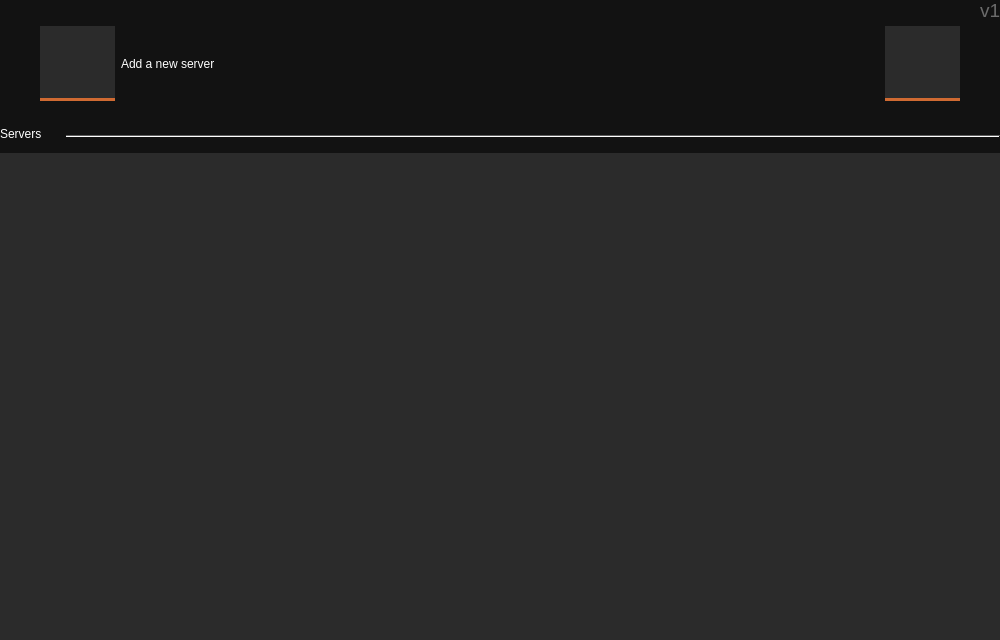
The window that ui/mainwindow.ui (metootem/TF2-Dedicated-Server-Manager) describes before a commit, drawn with Qt 5.
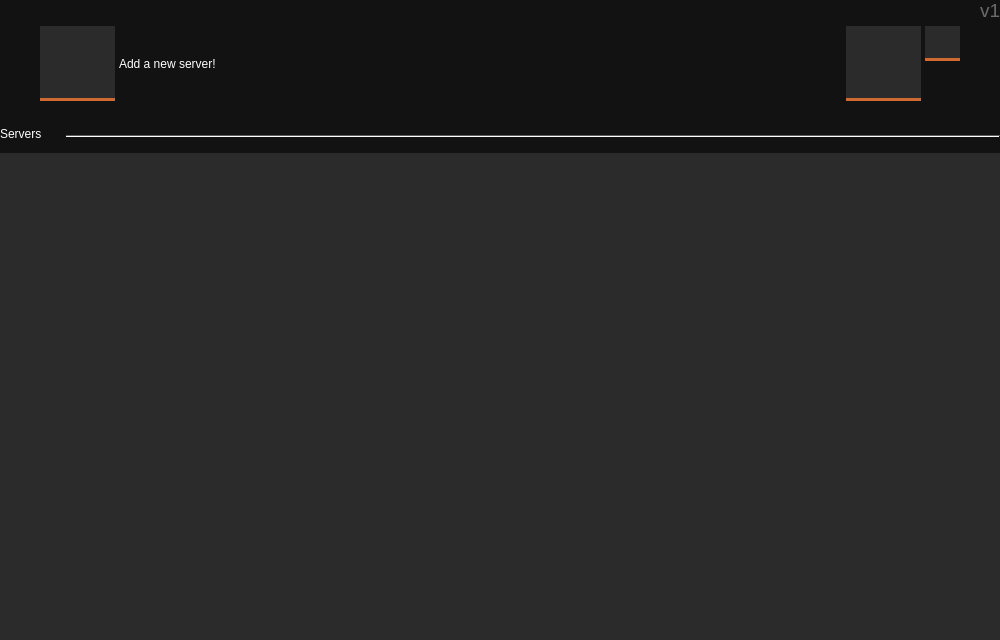
The same window after the commit. Icons and pictures are not drawn.

Commit message: Added App Info "About" Window Added "Advanced" drop down to main server properties Fix SteamCMD window always returning "No disk space available" Lifted restriction of spaces in directories

```diff
--- a/ui/mainwindow.ui
+++ b/ui/mainwindow.ui
@@ -440,7 +440,7 @@
     <item>
      <layout class="QHBoxLayout" name="horizontalLayout">
       <property name="spacing">
-       <number>6</number>
+       <number>4</number>
       </property>
       <item>
        <spacer name="horizontalSpacer_3">
@@ -855,7 +855,7 @@
         </property>
         <property name="maximumSize">
          <size>
-          <width>93</width>
+          <width>124</width>
           <height>75</height>
          </size>
         </property>
@@ -1583,6 +1583,61 @@
         </property>
        </widget>
       </item>
+      <item>
+       <layout class="QVBoxLayout" name="verticalLayout_2">
+        <property name="spacing">
+         <number>0</number>
+        </property>
+        <property name="rightMargin">
+         <number>0</number>
+        </property>
+        <item>
+         <widget class="QPushButton" name="btnAbout">
+          <property name="minimumSize">
+           <size>
+            <width>35</width>
+            <height>35</height>
+           </size>
+          </property>
+          <property name="maximumSize">
+           <size>
+            <width>35</width>
+            <height>35</height>
+           </size>
+          </property>
+          <property name="text">
+           <string/>
+          </property>
+          <property name="icon">
+           <iconset resource="../resources.qrc">
+            <normaloff>:/icons/resources/Icons/About.svg</normaloff>:/icons/resources/Icons/About.svg</iconset>
+          </property>
+          <property name="iconSize">
+           <size>
+            <width>32</width>
+            <height>32</height>
+           </size>
+          </property>
+         </widget>
+        </item>
+        <item>
+         <spacer name="verticalSpacer">
+          <property name="orientation">
+           <enum>Qt::Orientation::Vertical</enum>
+          </property>
+          <property name="sizeType">
+           <enum>QSizePolicy::Policy::Fixed</enum>
+          </property>
+          <property name="sizeHint" stdset="0">
+           <size>
+            <width>20</width>
+            <height>40</height>
+           </size>
+          </property>
+         </spacer>
+        </item>
+       </layout>
+      </item>
       <item>
        <spacer name="horizontalSpacer_2">
         <property name="orientation">
```
The commit also changes 16 other files.
